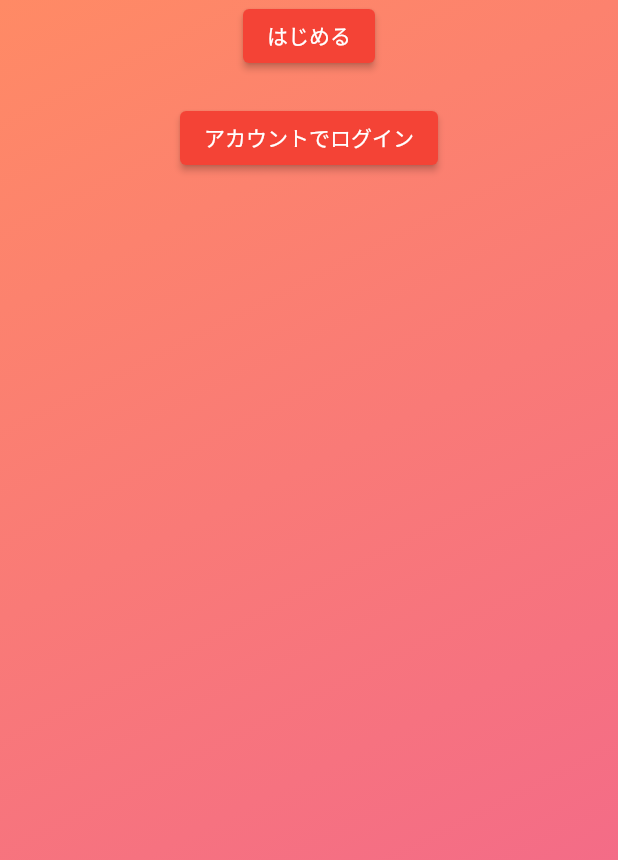
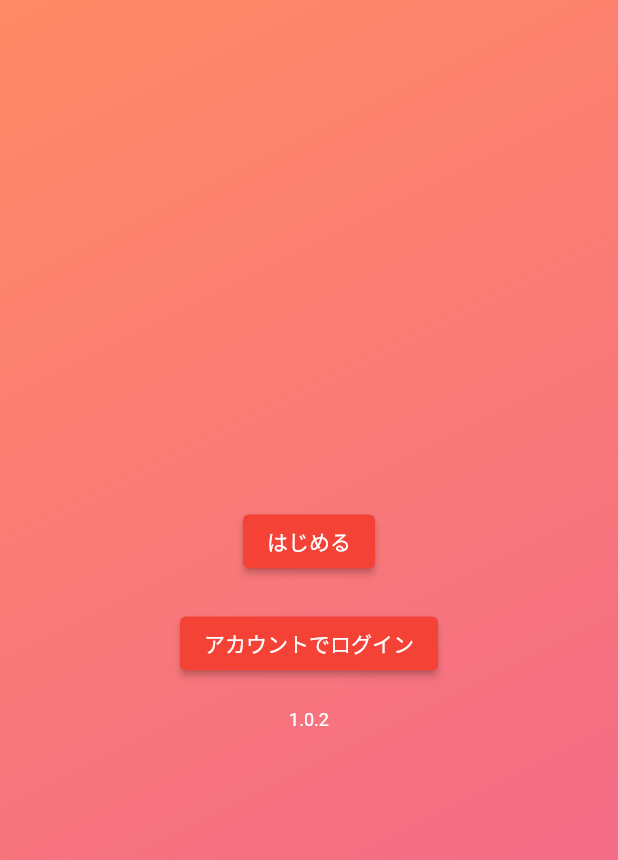
Before and after one commit to rc-code-jp/media_feed_app, a Flutter app: the screen it shows after launch, on a phone screen of 412 x 824 dp. Shown: the top 860 px of the screen. Run offline on Flutter 3.47's test engine with Material 2 defaults, Android fonts, the phone set to English and light mode, and no system bars; our stand-ins replace flutter_riverpod, flutter_secure_storage, package_info_plus, share_plus, video_player; missing offline and left inert: simple_logger.

Commit message:
バージョン情報表示

```diff
--- a/lib/screens/start_screen.dart
+++ b/lib/screens/start_screen.dart
@@ -1,6 +1,8 @@
 import 'package:flutter/material.dart';
 import 'package:flutter_riverpod/flutter_riverpod.dart';
+import 'package:media_feed_app/styles/colors.dart';
 import 'package:media_feed_app/styles/utils.dart';
+import 'package:media_feed_app/widgets/version_text.dart';
 
 class StartScreen extends ConsumerWidget {
   const StartScreen({Key? key}) : super(key: key);
@@ -13,6 +15,8 @@ class StartScreen extends ConsumerWidget {
         width: double.infinity,
         child: SafeArea(
           child: Column(
+            mainAxisAlignment: MainAxisAlignment.center,
+            mainAxisSize: MainAxisSize.max,
             children: [
               // チュートリアルへ
               ElevatedButton(
@@ -31,6 +35,16 @@ class StartScreen extends ConsumerWidget {
                 },
                 child: const Text('アカウントでログイン'),
               ),
+              const SizedBox(
+                height: 20,
+              ),
+              // バージョン表示
+              const VersionText(
+                textStyle: TextStyle(
+                  color: AppColors.white,
+                  fontSize: 12,
+                ),
+              )
             ],
           ),
         ),
--- /dev/null
+++ b/lib/widgets/version_text.dart
@@ -0,0 +1,27 @@
+import 'package:flutter/material.dart';
+import 'package:package_info_plus/package_info_plus.dart';
+
+class VersionText extends StatelessWidget {
+  final TextStyle textStyle;
+
+  const VersionText({
+    Key? key,
+    required this.textStyle,
+  }) : super(key: key);
+
+  @override
+  Widget build(BuildContext context) {
+    return FutureBuilder<PackageInfo>(
+      future: PackageInfo.fromPlatform(),
+      builder: (context, snapshot) {
+        if (snapshot.hasData == false) {
+          return const SizedBox.shrink();
+        }
+        return Text(
+          snapshot.data?.version ?? '',
+          style: textStyle,
+        );
+      },
+    );
+  }
+}
--- a/pubspec.yaml
+++ b/pubspec.yaml
@@ -38,6 +38,7 @@ dependencies:
   simple_logger: ^1.9.0+2
   share_plus: ^6.3.4
   flutter_secure_storage: ^8.0.0
+  package_info_plus: ^3.1.2
 
 dev_dependencies:
   flutter_test:
```
Also changed, not shown: pubspec.lock, 1 other file.
